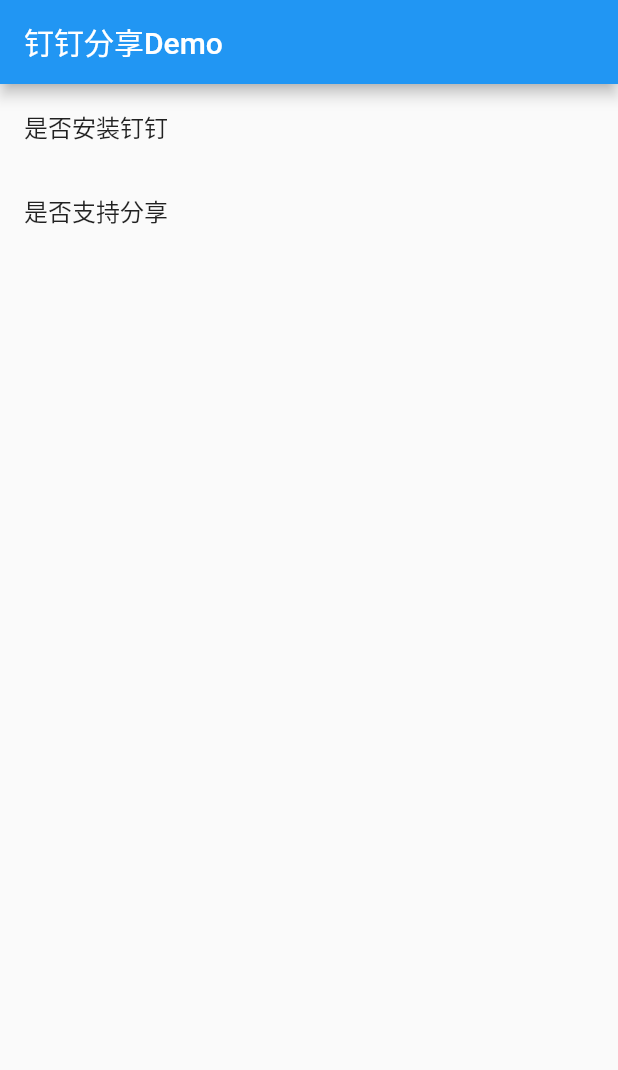
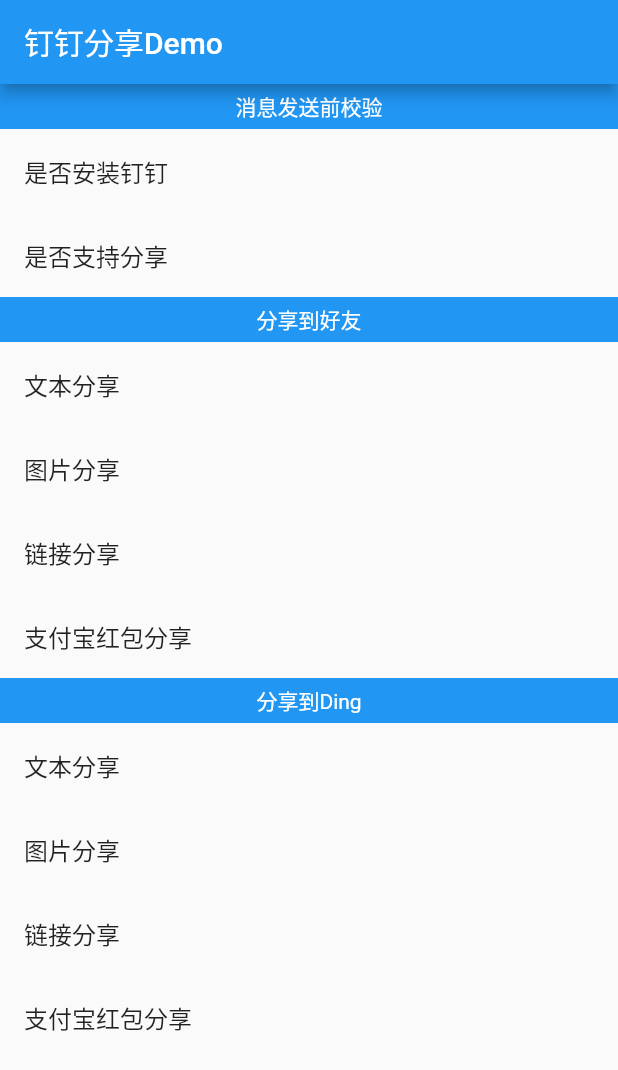
Before and after one commit to fluttify-project/ddshare_fluttify, a Flutter app: the screen it shows after launch, on a phone screen of 412 x 824 dp. Shown: the top 1070 px of the screen. Run offline on Flutter 3.47's test engine with Material 2 defaults, Android fonts, the phone set to English and light mode, and no system bars; drawn by our look-alikes of oktoast; missing offline and left inert: dart:ffi, foundation_fluttify.

Commit message:
开发分享，遇到问题了……

```diff
--- a/example/lib/main.dart
+++ b/example/lib/main.dart
@@ -1,3 +1,5 @@
+import 'dart:ffi';
+
 import 'package:flutter/material.dart';
 import 'package:ddshare_fluttify/ddshare_fluttify.dart';
 import 'package:oktoast/oktoast.dart';
@@ -13,7 +15,7 @@ class _MyAppState extends State<MyApp> {
   @override
   void initState() {
     super.initState();
-    DDSharePlugin.init("appId");
+    DDSharePlugin.init("dingoalgfg9lln5ltgtmwg");
   }
 
   @override
@@ -24,14 +26,36 @@ class _MyAppState extends State<MyApp> {
           appBar: AppBar(title: const Text('钉钉分享Demo')),
           body: ListView(
             children: <Widget>[
-              ListTile(title: Text("是否安装钉钉"), onTap: isDDAppInstalled),
-              ListTile(title: Text("是否支持分享"), onTap: isDDSupportAPI),
+              _buildTitle("消息发送前校验"),
+              _buildItem("是否安装钉钉", isDDAppInstalled),
+              _buildItem("是否支持分享", isDDSupportAPI),
+              _buildTitle("分享到好友"),
+              _buildItem("文本分享", sendTextMessage),
+              _buildItem("图片分享"),
+              _buildItem("链接分享"),
+              _buildItem("支付宝红包分享"),
+              _buildTitle("分享到Ding"),
+              _buildItem("文本分享", () => sendTextMessage(true)),
+              _buildItem("图片分享"),
+              _buildItem("链接分享"),
+              _buildItem("支付宝红包分享"),
             ],
           ),
         ),
       ),
     );
   }
+
+  Widget _buildTitle(String title) => Container(
+      alignment: Alignment.center,
+      color: Colors.blue,
+      child: Text(
+        title,
+        style: TextStyle(color: Colors.white),
+      ),
+      height: 30);
+
+  Widget _buildItem(String label, [VoidCallback onTap]) => ListTile(title: Text(label), onTap: onTap);
 
   isDDAppInstalled() async {
     bool flag = await DDSharePlugin.isDDAppInstalled();
@@ -42,4 +66,8 @@ class _MyAppState extends State<MyApp> {
     bool flag = await DDSharePlugin.isDDSupportAPI();
     showToast("$flag");
   }
+
+  sendTextMessage([bool isSendDing = false]) async {
+    await DDSharePlugin.sendTextMessage("一个简单的文本分享", isSendDing);
+  }
 }
```
Also changed, not shown: lib/src/dart/ddshare.dart (+31 -1 lines), 10 other files.
